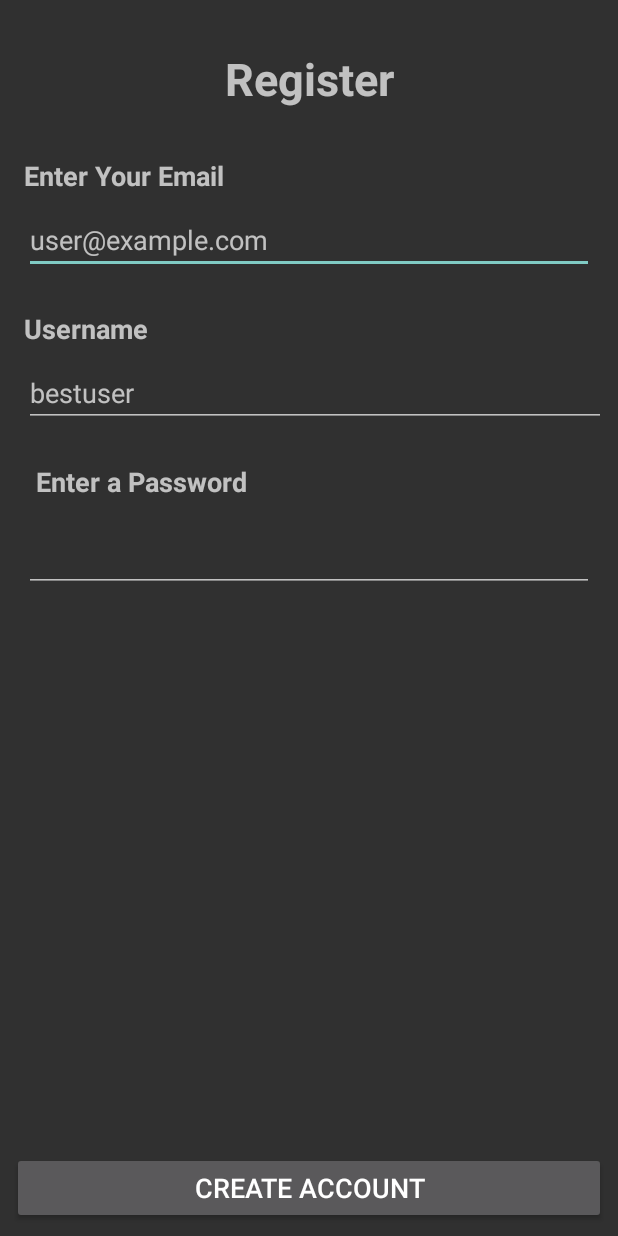
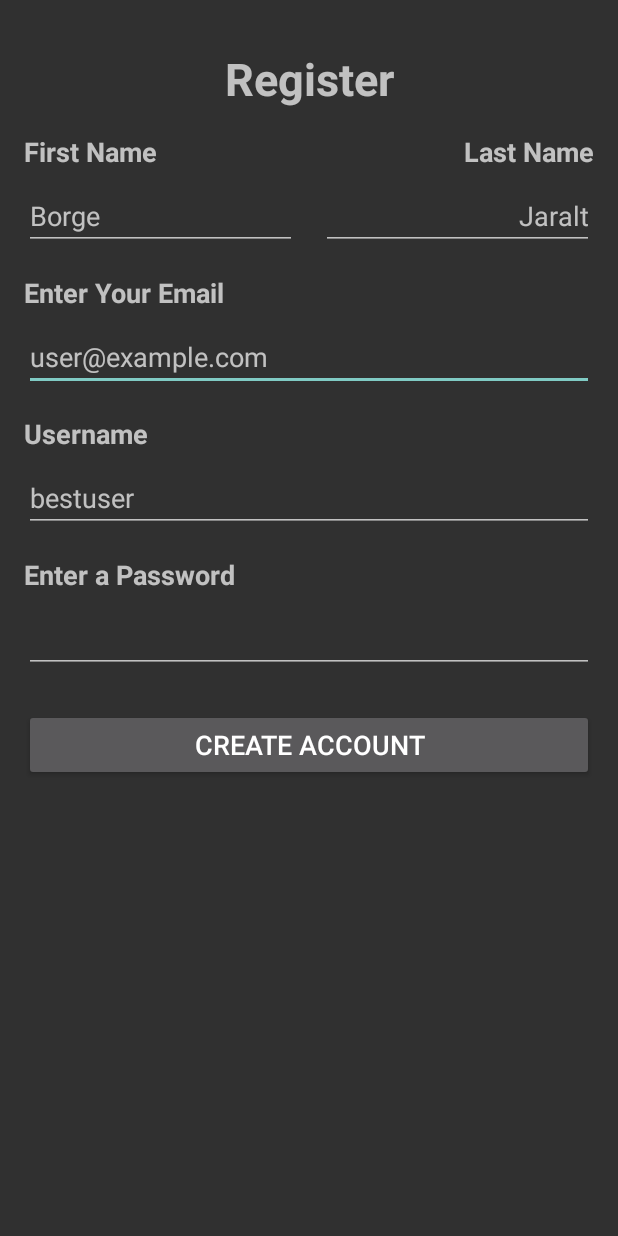
Before and after one commit to jorgebaralt/Phere, an Android app: the RegisterPersonalActivity screen opened directly, with no data from a screen before it, after a tap on "CREATE ACCOUNT", on a phone screen of 412 x 824 dp. Run offline under Robolectric (Android 15) with nearby library versions, the light colour scheme and no system bars; our stand-ins replace Firebase (no records; nobody signed in at launch, a user with empty details on screens opened directly).

Commit message:
Several changes in register account

```diff
--- a/Phere-Android/app/src/main/java/com/phereapp/phere/login/RegisterPersonalActivity.java
+++ b/Phere-Android/app/src/main/java/com/phereapp/phere/login/RegisterPersonalActivity.java
@@ -33,9 +33,10 @@ public class RegisterPersonalActivity extends AppCompatActivity {
     private EditText mEmail;
     private EditText mUsername;
     private EditText mPassword;
+    private EditText mFirstName, mLastName;
     private Button mCreateAccountBtn;
     private FirebaseAuth mAuth;
-    private String email,password,username;
+    private String email,password,username, firstName, lastName, fullName;
     private String usersCollection = "users";
     private FirebaseFirestore db;
     private FirebaseUser userCreated;
@@ -47,10 +48,12 @@ public class RegisterPersonalActivity extends AppCompatActivity {
         this.getWindow().setFlags(WindowManager.LayoutParams.FLAG_FULLSCREEN, WindowManager.LayoutParams.FLAG_FULLSCREEN);
         setContentView(R.layout.activity_register_personal);
 
-        mEmail = (EditText) findViewById(R.id.editTxt_email_personal);
-        mUsername = (EditText) findViewById(R.id.editTxt_username_personal);
-        mPassword = (EditText) findViewById(R.id.editTxt_password_personal);
-        mCreateAccountBtn = (Button) findViewById(R.id.btn_createAccount_personal);
+        mEmail = findViewById(R.id.editTxt_email_personal);
+        mUsername = findViewById(R.id.editTxt_username_personal);
+        mPassword = findViewById(R.id.editTxt_password_personal);
+        mCreateAccountBtn = findViewById(R.id.btn_createAccount_personal);
+        mFirstName = findViewById(R.id.editTxt_firstName_personal);
+        mLastName = findViewById(R.id.editTxt_lastName_personal);
 
         //initialize firebase instances
         mAuth = FirebaseAuth.getInstance();
@@ -66,10 +69,17 @@ public class RegisterPersonalActivity extends AppCompatActivity {
                 email = mEmail.getText().toString();
                 password = mPassword.getText().toString();
                 username = mUsername.getText().toString();
+                firstName = mFirstName.getText().toString();
+                lastName = mLastName.getText().toString();
+
+                //first name and last name together
+                fullName = firstName + " " + lastName;
 
                 Log.d(TAG, "onClick:    " +
                         " email: " + mEmail +
-                        " username: "+ mUsername
+                        " username: " + mUsername +
+                        " First Name: " + mFirstName +
+                        " Last Name: " + mLastName
                     );
 
 
@@ -101,7 +111,7 @@ public class RegisterPersonalActivity extends AppCompatActivity {
 
     private void addUserReference(){
         //create new user object to sent to db
-        User newUser = new User(email,username,accountType);
+        User newUser = new User(email,username,accountType, fullName);
         // create a document entry into the database, with the name of the email of the user.
         db.collection(usersCollection).document(email).set(newUser).addOnSuccessListener(new OnSuccessListener<Void>() {
             @Override
--- a/Phere-Android/app/src/main/java/com/phereapp/phere/phere_handling/CreateNewPhereActivity.java
+++ b/Phere-Android/app/src/main/java/com/phereapp/phere/phere_handling/CreateNewPhereActivity.java
@@ -3,6 +3,7 @@ package com.phereapp.phere.phere_handling;
 import android.content.Intent;
 import android.os.Bundle;
 import android.support.v7.app.AppCompatActivity;
+import android.util.Log;
 import android.view.View;
 import android.view.View.OnClickListener;
 import android.view.Window;
@@ -19,6 +20,7 @@ import com.google.firebase.firestore.FirebaseFirestore;
 import com.phereapp.phere.MainActivityUser;
 import com.phereapp.phere.R;
 import com.phereapp.phere.pojo.Phere;
+import com.phereapp.phere.pojo.User;
 
 import java.lang.reflect.Array;
 
@@ -67,7 +69,6 @@ public class CreateNewPhereActivity extends AppCompatActivity {
         currentUser = FirebaseAuth.getInstance().getCurrentUser();
         host = currentUser.getEmail();
 
-
         // On click of the OK button
         mCreatePhereButton.setOnClickListener(new OnClickListener() {
             @Override
--- a/Phere-Android/app/src/main/java/com/phereapp/phere/phere_handling/MoreInfoCreatePhereActivity.java
+++ b/Phere-Android/app/src/main/java/com/phereapp/phere/phere_handling/MoreInfoCreatePhereActivity.java
@@ -177,7 +177,7 @@ public class MoreInfoCreatePhereActivity extends AppCompatActivity {
     //creates the new Phere and adds it to the database.
     private void addPhereReference() {
         Log.d(TAG, "addUserReference: Creating Phere" + newPhere.getPhereName() + " for = " + newPhere.getHost());
-        // Getting the phere description from the user
+        // Getting the phere info from the user
         phereDescription = mPhereDescription.getText().toString();
         phereDate = mPhereDate.getText().toString();
         phereImageUrl = imageURL.toString();
--- a/Phere-Android/app/src/main/java/com/phereapp/phere/pojo/User.java
+++ b/Phere-Android/app/src/main/java/com/phereapp/phere/pojo/User.java
@@ -8,14 +8,16 @@ public class User {
     private String email;
     private String accountType;
     private String username;
+    private String fullName;
 
     public User(){}
 
     //Constructor
-    public User(String email, String username, String accountType){
+    public User(String email, String username, String accountType, String fullName){
         this.email = email;
         this.username = username;
         this.accountType = accountType;
+        this.fullName = fullName;
     }
 
     public String getEmail() {
@@ -30,4 +32,6 @@ public class User {
         return username;
     }
 
+    public String getFullName() { return fullName; }
+
 }
--- a/Phere-Android/app/src/main/res/layout/activity_register_personal.xml
+++ b/Phere-Android/app/src/main/res/layout/activity_register_personal.xml
@@ -10,14 +10,14 @@
         android:id="@+id/txt_email_personal"
         android:layout_width="wrap_content"
         android:layout_height="wrap_content"
+        android:layout_marginLeft="16dp"
         android:layout_marginStart="16dp"
-        android:layout_marginTop="32dp"
+        android:layout_marginTop="16dp"
         android:text="Enter Your Email"
         android:textSize="18sp"
         android:textStyle="bold"
         app:layout_constraintStart_toStartOf="parent"
-        app:layout_constraintTop_toBottomOf="@+id/txt_register_personal"
-        android:layout_marginLeft="16dp" />
+        app:layout_constraintTop_toBottomOf="@+id/editTxt_firstName_personal" />
 
     <EditText
         android:id="@+id/editTxt_email_personal"
@@ -38,14 +38,14 @@
         android:id="@+id/txt_password_personal"
         android:layout_width="wrap_content"
         android:layout_height="wrap_content"
-        android:layout_marginStart="24dp"
-        android:layout_marginTop="24dp"
+        android:layout_marginLeft="16dp"
+        android:layout_marginStart="16dp"
+        android:layout_marginTop="16dp"
         android:text="Enter a Password"
         android:textSize="18sp"
         android:textStyle="bold"
         app:layout_constraintStart_toStartOf="parent"
-        app:layout_constraintTop_toBottomOf="@+id/editTxt_username_personal"
-        android:layout_marginLeft="24dp" />
+        app:layout_constraintTop_toBottomOf="@+id/editTxt_username_personal" />
 
     <EditText
         android:id="@+id/editTxt_password_personal"
@@ -53,7 +53,7 @@
         android:layout_height="wrap_content"
         android:layout_marginEnd="16dp"
         android:layout_marginStart="16dp"
-        android:layout_marginTop="16dp"
+        android:layout_marginTop="8dp"
         android:ems="10"
         android:inputType="textPassword"
         app:layout_constraintEnd_toEndOf="parent"
@@ -64,20 +64,22 @@
         android:id="@+id/txt_username_personal"
         android:layout_width="wrap_content"
         android:layout_height="wrap_content"
+        android:layout_marginLeft="16dp"
         android:layout_marginStart="16dp"
-        android:layout_marginTop="24dp"
+        android:layout_marginTop="16dp"
         android:text="Username"
         android:textSize="18sp"
         android:textStyle="bold"
         app:layout_constraintStart_toStartOf="parent"
-        app:layout_constraintTop_toBottomOf="@+id/editTxt_email_personal"
-        android:layout_marginLeft="16dp" />
+        app:layout_constraintTop_toBottomOf="@+id/editTxt_email_personal" />
 
     <EditText
         android:id="@+id/editTxt_username_personal"
         android:layout_width="0dp"
         android:layout_height="wrap_content"
-        android:layout_marginEnd="8dp"
+        android:layout_marginEnd="16dp"
+        android:layout_marginLeft="16dp"
+        android:layout_marginRight="16dp"
         android:layout_marginStart="16dp"
         android:layout_marginTop="8dp"
         android:ems="10"
@@ -85,22 +87,22 @@
         android:inputType="textPersonName"
         app:layout_constraintEnd_toEndOf="parent"
         app:layout_constraintStart_toStartOf="parent"
-        app:layout_constraintTop_toBottomOf="@+id/txt_username_personal"
-        android:layout_marginRight="8dp"
-        android:layout_marginLeft="16dp" />
+        app:layout_constraintTop_toBottomOf="@+id/txt_username_personal" />
 
     <Button
         android:id="@+id/btn_createAccount_personal"
         android:layout_width="0dp"
         android:layout_height="wrap_content"
-        android:layout_marginBottom="8dp"
-        android:layout_marginEnd="8dp"
-        android:layout_marginStart="8dp"
+        android:layout_marginEnd="16dp"
+        android:layout_marginLeft="16dp"
+        android:layout_marginRight="16dp"
+        android:layout_marginStart="16dp"
+        android:layout_marginTop="24dp"
         android:text="Create Account"
         android:textSize="18sp"
-        app:layout_constraintBottom_toBottomOf="parent"
         app:layout_constraintEnd_toEndOf="parent"
-        app:layout_constraintStart_toStartOf="parent" />
+        app:layout_constraintStart_toStartOf="parent"
+        app:layout_constraintTop_toBottomOf="@+id/editTxt_password_personal" />
 
     <TextView
         android:id="@+id/txt_register_personal"
@@ -115,4 +117,63 @@
         app:layout_constraintEnd_toEndOf="parent"
         app:layout_constraintStart_toStartOf="parent"
         app:layout_constraintTop_toTopOf="parent" />
+
+    <TextView
+        android:id="@+id/txt_firstName_personal"
+        android:layout_width="wrap_content"
+        android:layout_height="wrap_content"
+        android:layout_marginLeft="16dp"
+        android:layout_marginStart="16dp"
+        android:layout_marginTop="16dp"
+        android:text="First Name"
+        android:textSize="18sp"
+        android:textStyle="bold"
+        app:layout_constraintStart_toStartOf="parent"
+        app:layout_constraintTop_toBottomOf="@+id/txt_register_personal" />
+
+    <EditText
+        android:id="@+id/editTxt_firstName_personal"
+        android:layout_width="0dp"
+        android:layout_height="wrap_content"
+        android:layout_marginEnd="8dp"
+        android:layout_marginLeft="16dp"
+        android:layout_marginRight="8dp"
+        android:layout_marginStart="16dp"
+        android:layout_marginTop="8dp"
+        android:ems="10"
+        android:hint="Borge"
+        android:inputType="textPersonName"
+        app:layout_constraintEnd_toStartOf="@+id/editTxt_lastName_personal"
+        app:layout_constraintStart_toStartOf="parent"
+        app:layout_constraintTop_toBottomOf="@+id/txt_firstName_personal" />
+
+    <TextView
+        android:id="@+id/txt_lastName_personal"
+        android:layout_width="wrap_content"
+        android:layout_height="wrap_content"
+        android:layout_marginEnd="16dp"
+        android:layout_marginRight="16dp"
+        android:layout_marginTop="16dp"
+        android:text="Last Name"
+        android:textSize="18sp"
+        android:textStyle="bold"
+        app:layout_constraintEnd_toEndOf="parent"
+        app:layout_constraintTop_toBottomOf="@+id/txt_register_personal" />
+
+    <EditText
+        android:id="@+id/editTxt_lastName_personal"
+        android:layout_width="0dp"
+        android:layout_height="wrap_content"
+        android:layout_marginEnd="16dp"
+        android:layout_marginLeft="8dp"
+        android:layout_marginRight="16dp"
+        android:layout_marginStart="8dp"
+        android:layout_marginTop="8dp"
+        android:ems="10"
+        android:gravity="right"
+        android:hint="Jaralt"
+        android:inputType="textPersonName"
+        app:layout_constraintEnd_toEndOf="parent"
+        app:layout_constraintStart_toEndOf="@+id/editTxt_firstName_personal"
+        app:layout_constraintTop_toBottomOf="@+id/txt_lastName_personal" />
 </android.support.constraint.ConstraintLayout>
```
